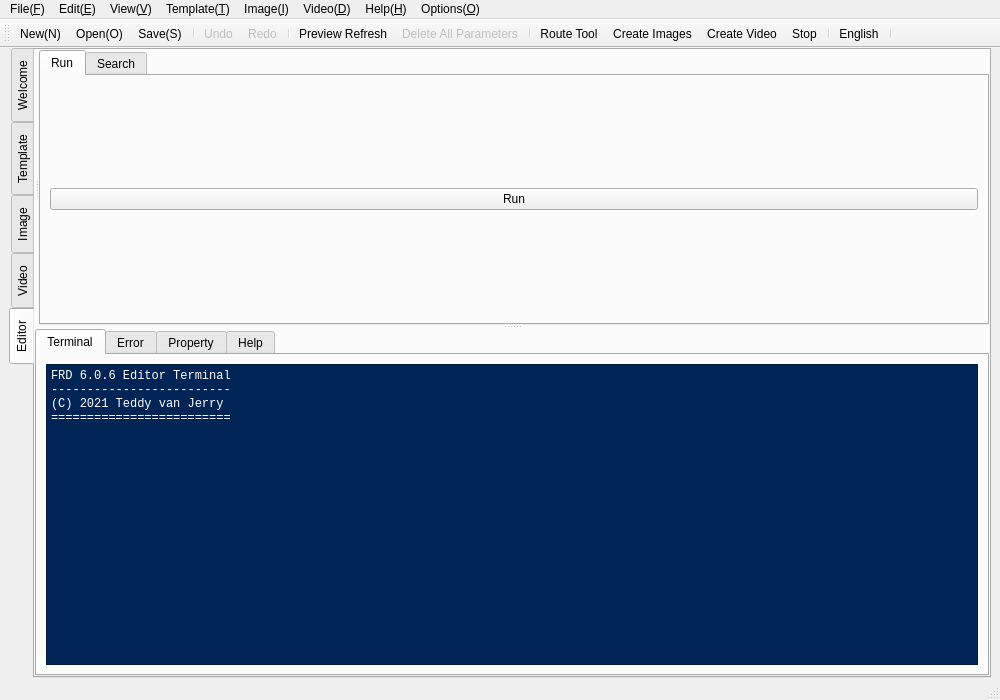
Above: src/mainwindow.ui from Teddy-van-Jerry/Fractal_Designer before the change. Below: the same form after it.
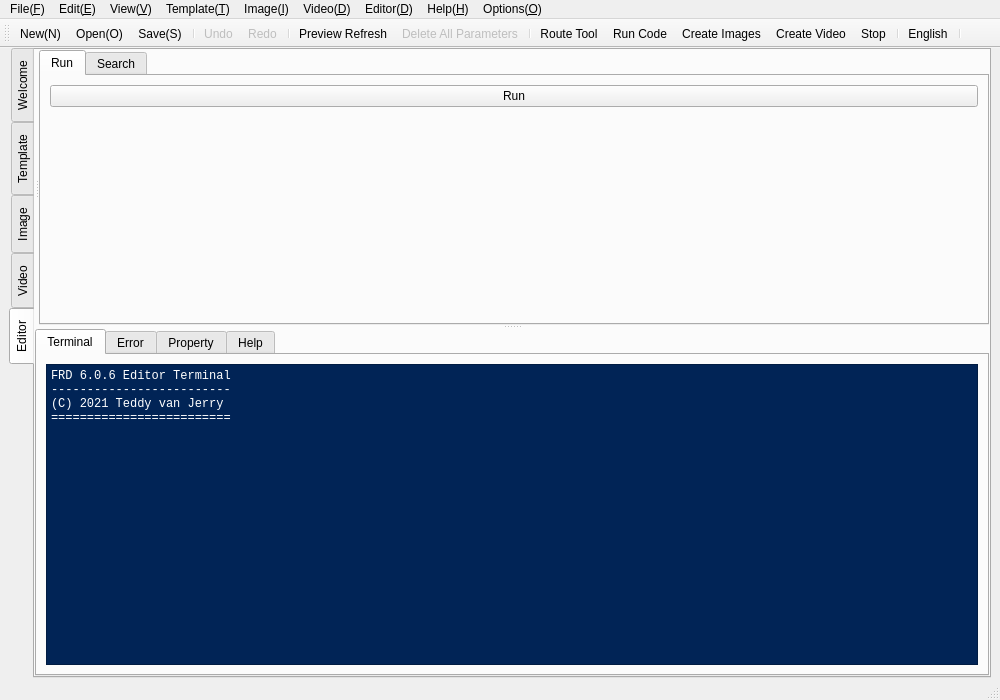
That is the form after the change. The open tabs and pages were chosen to show the change. Icons and pictures are not drawn.

The edit to the form file:
```diff
--- a/src/mainwindow.ui
+++ b/src/mainwindow.ui
@@ -1756,6 +1756,19 @@
                    </property>
                   </widget>
                  </item>
+                 <item row="1" column="0">
+                  <spacer name="verticalSpacer_28">
+                   <property name="orientation">
+                    <enum>Qt::Vertical</enum>
+                   </property>
+                   <property name="sizeHint" stdset="0">
+                    <size>
+                     <width>20</width>
+                     <height>40</height>
+                    </size>
+                   </property>
+                  </spacer>
+                 </item>
                 </layout>
                </widget>
                <widget class="QWidget" name="Search_tab">
@@ -2188,12 +2201,19 @@
     <addaction name="menuLanguage"/>
     <addaction name="menuTheme"/>
    </widget>
+   <widget class="QMenu" name="menuEditor">
+    <property name="title">
+     <string>Editor(&amp;D)</string>
+    </property>
+    <addaction name="actionRun_Code"/>
+   </widget>
    <addaction name="menuFile_F"/>
    <addaction name="menuEdit_E"/>
    <addaction name="menuView_V"/>
    <addaction name="menuTemplate"/>
    <addaction name="menuPicture_P"/>
    <addaction name="menuVideo_D"/>
+   <addaction name="menuEditor"/>
    <addaction name="menuHelp_H"/>
    <addaction name="menuOptions_O"/>
   </widget>
@@ -2219,6 +2239,7 @@
    <addaction name="actionDelete_All_Parameters"/>
    <addaction name="separator"/>
    <addaction name="actionRoute_Tool"/>
+   <addaction name="actionRun_Code"/>
    <addaction name="actionCreate_Images"/>
    <addaction name="actionCreate_Video"/>
    <addaction name="actionStop"/>
@@ -3039,6 +3060,18 @@
     <string>Ubuntu</string>
    </property>
   </action>
+  <action name="actionRun_Code">
+   <property name="icon">
+    <iconset resource="Icon_resources.qrc">
+     <normaloff>:/icon/Menu Icon/RunCode.svg</normaloff>:/icon/Menu Icon/RunCode.svg</iconset>
+   </property>
+   <property name="text">
+    <string>Run Code</string>
+   </property>
+   <property name="shortcut">
+    <string>F5</string>
+   </property>
+  </action>
  </widget>
  <resources>
   <include location="EXE_Icons.qrc"/>
```
Left out of the diff: 4 changed lines with no effect on the pictures.
